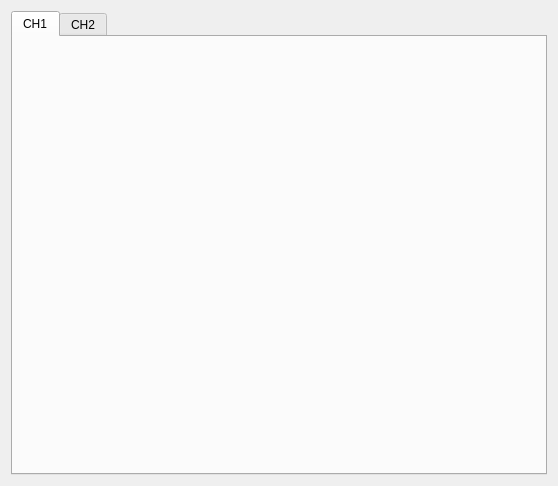
Qt form condetrol/condetrol/experiment_viewer/config_editor/siglent_sdg_6000x_config_editor/resources/editor_widget.ui (light-scattering-iogs/caqtus) before a commit.
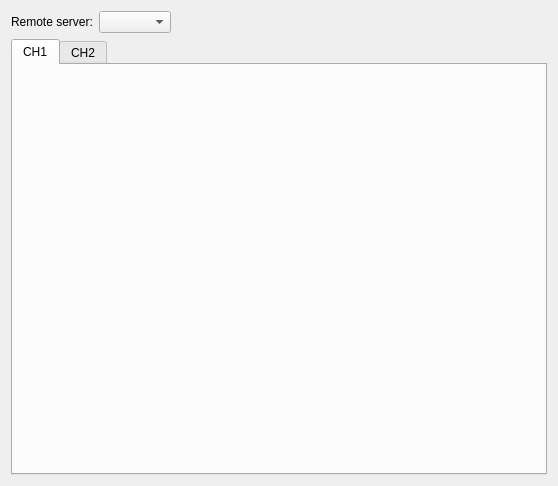
The same form after that commit.

The edit to the form file:
```diff
--- a/condetrol/condetrol/experiment_viewer/config_editor/siglent_sdg_6000x_config_editor/resources/editor_widget.ui
+++ b/condetrol/condetrol/experiment_viewer/config_editor/siglent_sdg_6000x_config_editor/resources/editor_widget.ui
@@ -13,7 +13,34 @@
   <property name="windowTitle">
    <string>Form</string>
   </property>
-  <layout class="QHBoxLayout" name="horizontalLayout">
+  <layout class="QVBoxLayout" name="verticalLayout">
+   <item>
+    <layout class="QHBoxLayout" name="horizontalLayout" stretch="0,0,1">
+     <item>
+      <widget class="QLabel" name="label">
+       <property name="text">
+        <string>Remote server:</string>
+       </property>
+      </widget>
+     </item>
+     <item>
+      <widget class="QComboBox" name="comboBox"/>
+     </item>
+     <item>
+      <spacer name="horizontalSpacer">
+       <property name="orientation">
+        <enum>Qt::Horizontal</enum>
+       </property>
+       <property name="sizeHint" stdset="0">
+        <size>
+         <width>40</width>
+         <height>20</height>
+        </size>
+       </property>
+      </spacer>
+     </item>
+    </layout>
+   </item>
    <item>
     <widget class="QTabWidget" name="tabWidget">
      <property name="currentIndex">
```
